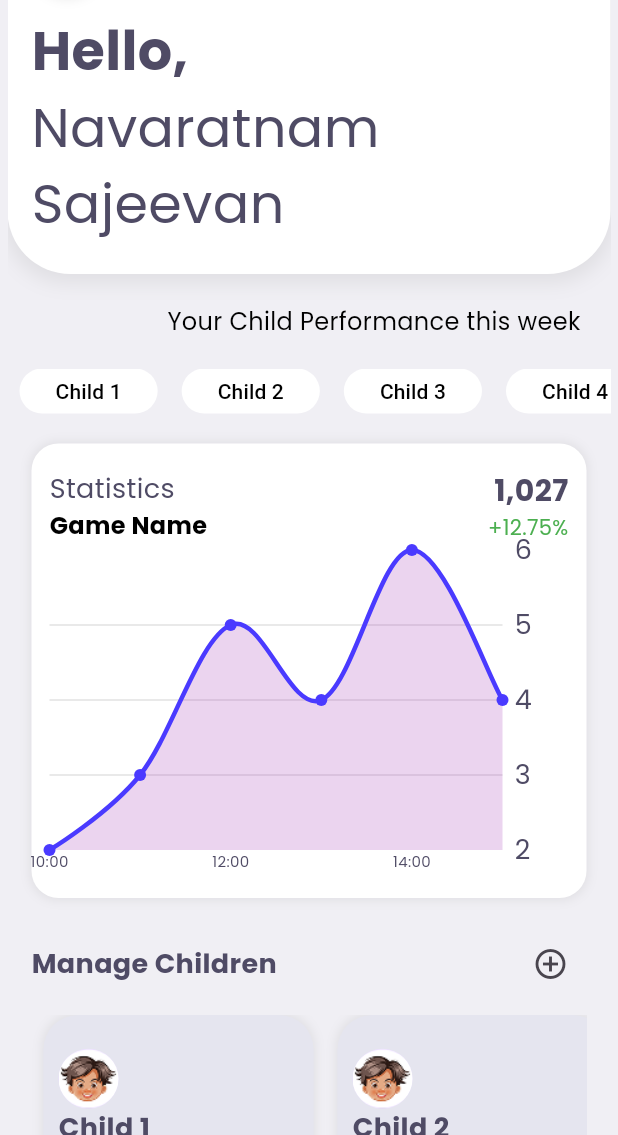
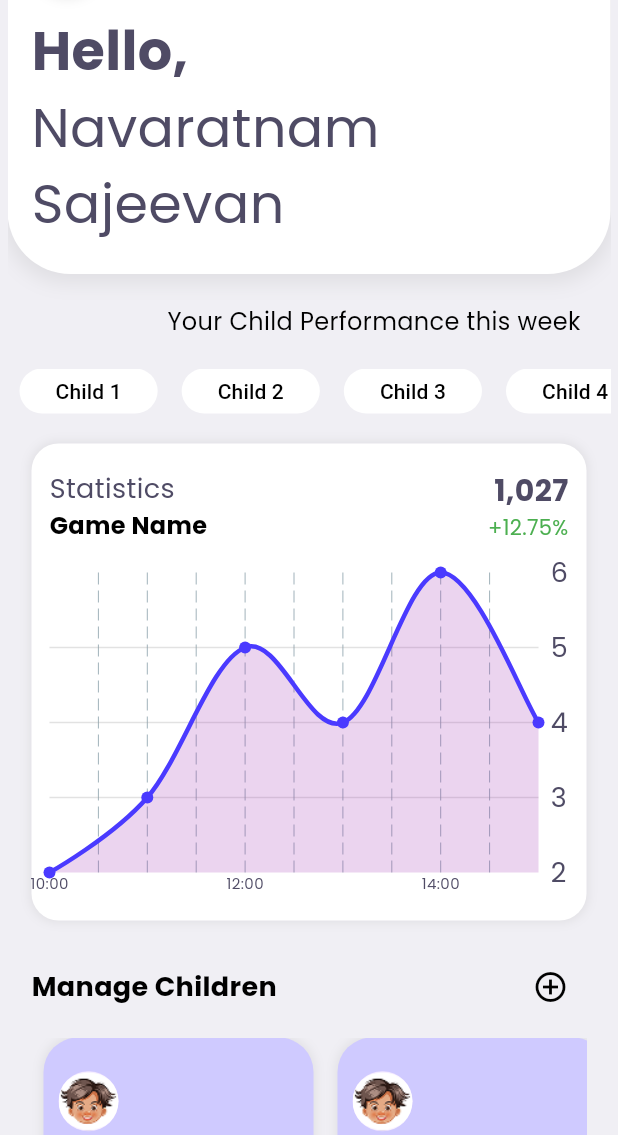
Before and after one commit to IT21273858/24-25J-133-app, a Flutter app: the DashboardParent screen opened directly, on a phone screen of 412 x 824 dp, the part 101-1236 px from its top. Run offline on Flutter 3.47's test engine with Material 3 defaults, Android fonts, the light colour scheme and no system bars; drawn by our look-alikes of fl_chart; our stand-ins replace flutter_feather_icons, google_fonts.

Commit message:
graph implemented for parent dashboard and aligned according to the figma

```diff
--- a/dyslexia/lib/DashboardParent.dart
+++ b/dyslexia/lib/DashboardParent.dart
@@ -1,3 +1,4 @@
+import 'package:dyslexia/RegisterChooseForChild.dart';
 import 'package:flutter/material.dart';
 import 'package:dyslexia/CustomDrawer.dart';
 import 'package:dyslexia/components.dart';
@@ -39,7 +40,8 @@ class DashboardParent extends StatelessWidget {
                 ),
                 _buildChildSelection(),
                 _buildPerformanceSection(),
-                _buildManageChildrenSection(),
+                _buildManageChildrenSection(context),
+                Padding(padding: EdgeInsets.only(bottom: 10)),
               ],
             ),
           ],
@@ -202,6 +204,7 @@ class DashboardParent extends StatelessWidget {
                     ),
                   ],
                 ),
+                Padding(padding: EdgeInsets.only(top: 10)),
                 LineChartWidget(chartData: performanceData),
               ],
             ),
@@ -212,7 +215,7 @@ class DashboardParent extends StatelessWidget {
   }
 
   // Manage Children Section
-  Widget _buildManageChildrenSection() {
+  Widget _buildManageChildrenSection(BuildContext context) {
     return Padding(
       padding: EdgeInsets.symmetric(horizontal: 16.0),
       child: Column(
@@ -223,16 +226,31 @@ class DashboardParent extends StatelessWidget {
             children: [
               Text(
                 "Manage Children",
-                style: TextStyle(fontSize: 18, fontWeight: FontWeight.bold),
+                style: TextStyle(
+                  fontSize: 18,
+                  fontWeight: FontWeight.bold,
+                  color: Colors.black,
+                ),
               ),
               IconButton(
-                icon: Icon(Icons.add_circle_outline, size: 24),
-                onPressed: () {},
+                icon: Icon(
+                  Icons.add_circle_outline,
+                  size: 24,
+                  color: Colors.black,
+                ),
+                onPressed: () {
+                  Navigator.push(
+                    context,
+                    MaterialPageRoute(
+                      builder: (context) => RegisterChooseForChild(),
+                    ),
+                  );
+                },
               ),
             ],
           ),
           SizedBox(height: 10),
-          ChildCardSlider(
+          ChildCardSliderDashboard(
             childData: [
               {
                 "name": "Child 1",
--- a/dyslexia/lib/components.dart
+++ b/dyslexia/lib/components.dart
@@ -256,6 +256,96 @@ class ChildCardSlider extends StatelessWidget {
             decoration: BoxDecoration(
               borderRadius: BorderRadius.circular(23),
               color: cardBackgroundcolor,
+              boxShadow: [
+                BoxShadow(
+                  color: Colors.grey.withOpacity(0.2),
+                  spreadRadius: 1,
+                  blurRadius: 5,
+                ),
+              ],
+            ),
+            child: Padding(
+              padding: EdgeInsets.all(10),
+              child: Column(
+                crossAxisAlignment: CrossAxisAlignment.start,
+                mainAxisAlignment: MainAxisAlignment.center,
+                children: [
+                  Column(
+                    children: [
+                      Row(
+                        children: [
+                          CircleAvatar(
+                            radius: 20,
+                            backgroundImage: AssetImage(child['image']!),
+                          ),
+                        ],
+                      ),
+                      Row(
+                        children: [
+                          Expanded(
+                            child: Text(
+                              child['name']!,
+                              style: TextStyle(fontWeight: FontWeight.bold),
+                              overflow:
+                                  TextOverflow.ellipsis, // Prevent overflow
+                            ),
+                          ),
+                        ],
+                      ),
+                      Row(
+                        children: [
+                          SizedBox(height: 8),
+                          Text(child['level']!, style: cardbodyStyle),
+                        ],
+                      ),
+                    ],
+                  ),
+                  SizedBox(height: 10),
+                  Row(
+                    mainAxisAlignment: MainAxisAlignment.center,
+                    children: [
+                      Text(child['lastLogged']!, style: childcardbodyStyle),
+                    ],
+                  ),
+                  Row(
+                    mainAxisAlignment: MainAxisAlignment.center,
+                    children: [
+                      Text("Last logged on", style: childcardbodyStyle),
+                    ],
+                  ),
+                ],
+              ),
+            ),
+          );
+        },
+      ),
+    );
+  }
+}
+
+// Child card slider for Dashboard
+class ChildCardSliderDashboard extends StatelessWidget {
+  final List<Map<String, String>> childData;
+
+  const ChildCardSliderDashboard({super.key, required this.childData});
+
+  @override
+  Widget build(BuildContext context) {
+    return SizedBox(
+      height: 175, // Ensures proper scrolling
+      child: ListView.builder(
+        scrollDirection: Axis.horizontal,
+        itemCount: childData.length,
+        itemBuilder: (context, index) {
+          final child = childData[index];
+
+          return Container(
+            width: 180,
+            height: 175,
+            margin: EdgeInsets.symmetric(horizontal: 8),
+            decoration: BoxDecoration(
+              borderRadius: BorderRadius.circular(23),
+              color: childcardbodyColor,
               boxShadow: [
                 BoxShadow(
                   color: Colors.grey.withOpacity(0.2),
@@ -609,7 +699,7 @@ class LineChartWidget extends StatelessWidget {
         LineChartData(
           gridData: FlGridData(
             show: true,
-            drawVerticalLine: false,
+            drawVerticalLine: true,
             getDrawingHorizontalLine: (value) {
               return FlLine(
                 color: Colors.grey.withOpacity(0.3),
@@ -620,7 +710,9 @@ class LineChartWidget extends StatelessWidget {
           titlesData: FlTitlesData(
             show: true,
             leftTitles: AxisTitles(sideTitles: SideTitles(showTitles: false)),
-            // rightTitles: AxisTitles(sideTitles: SideTitles(showTitles: false)),
+            rightTitles: AxisTitles(
+              sideTitles: SideTitles(reservedSize: 20, showTitles: true),
+            ),
             topTitles: AxisTitles(sideTitles: SideTitles(showTitles: false)),
             bottomTitles: AxisTitles(
               sideTitles: SideTitles(
--- a/dyslexia/lib/variables.dart
+++ b/dyslexia/lib/variables.dart
@@ -33,6 +33,7 @@ const Color editbuttonColor = Color(0xFF4F4B65);
 const Color menuColor = Color(0xFF554997);
 const Color linechartblueColor = Color(0xFF4A3AFF);
 const Color linechartbodyColor = Color(0xFF6D3AFF);
+const Color childcardbodyColor = Color(0xFFCFCAFF);
 
 // Font styles using Poppins
 final TextStyle headingStyle = GoogleFonts.poppins(
```
